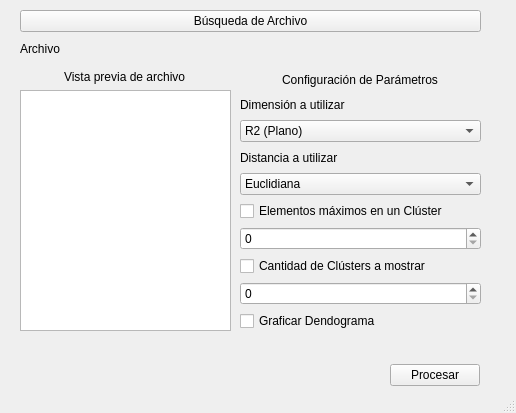
First picture: the form in Interfaz UI/Inteligencia.ui, repository GabrielDehner/IA2, before the edit.
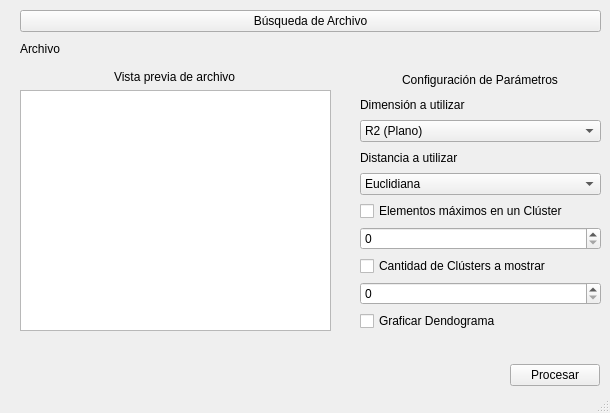
Second picture: the form after the edit.

Diff of the .ui file:
```diff
--- a/Interfaz UI/Inteligencia.ui
+++ b/Interfaz UI/Inteligencia.ui
@@ -6,7 +6,7 @@
    <rect>
     <x>0</x>
     <y>0</y>
-    <width>516</width>
+    <width>610</width>
     <height>413</height>
    </rect>
   </property>
@@ -20,7 +20,7 @@
    <widget class="QWidget" name="verticalLayoutWidget">
     <property name="geometry">
      <rect>
-      <x>240</x>
+      <x>360</x>
       <y>70</y>
       <width>241</width>
       <height>261</height>
@@ -119,7 +119,7 @@
    <widget class="QWidget" name="verticalLayoutWidget_2">
     <property name="geometry">
      <rect>
-      <x>390</x>
+      <x>510</x>
       <y>360</y>
       <width>91</width>
       <height>31</height>
@@ -146,7 +146,7 @@
      <rect>
       <x>20</x>
       <y>70</y>
-      <width>211</width>
+      <width>311</width>
       <height>261</height>
      </rect>
     </property>
@@ -168,7 +168,7 @@
      <rect>
       <x>20</x>
       <y>10</y>
-      <width>461</width>
+      <width>581</width>
       <height>49</height>
      </rect>
     </property>
```
Left out of the diff: 2 changed lines with no effect on the pictures.
